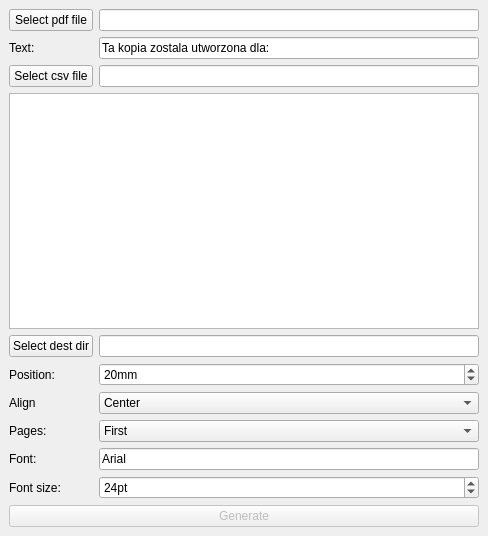
Old version of the form pdf_signature_gui/mainwindow.ui in the repository westpro4321/pdf_signature.
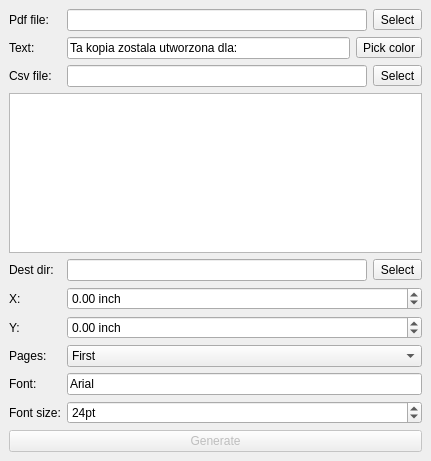
New version of the form.

Commit message: Add color and both coordinates

What changed in the file:
```diff
--- a/pdf_signature_gui/mainwindow.ui
+++ b/pdf_signature_gui/mainwindow.ui
@@ -6,8 +6,8 @@
    <rect>
     <x>0</x>
     <y>0</y>
-    <width>488</width>
-    <height>536</height>
+    <width>431</width>
+    <height>461</height>
    </rect>
   </property>
   <property name="windowTitle">
@@ -15,143 +15,23 @@
   </property>
   <widget class="QWidget" name="centralwidget">
    <layout class="QGridLayout" name="gridLayout">
-    <item row="0" column="0">
-     <widget class="QPushButton" name="pdfPb">
-      <property name="text">
-       <string>Select pdf file</string>
-      </property>
-     </widget>
-    </item>
-    <item row="9" column="0" colspan="2">
-     <widget class="QTableView" name="csvView"/>
-    </item>
-    <item row="10" column="1">
-     <widget class="QLineEdit" name="destLe">
-      <property name="readOnly">
-       <bool>true</bool>
-      </property>
-     </widget>
-    </item>
-    <item row="10" column="0">
-     <widget class="QPushButton" name="destPb">
-      <property name="text">
-       <string>Select dest dir</string>
-      </property>
-     </widget>
-    </item>
-    <item row="3" column="1">
-     <widget class="QLineEdit" name="userTextLe">
-      <property name="text">
-       <string>Ta kopia zostala utworzona dla:</string>
-      </property>
-     </widget>
-    </item>
-    <item row="17" column="1">
-     <widget class="QComboBox" name="pagesCb">
-      <item>
-       <property name="text">
-        <string>First</string>
-       </property>
-      </item>
-      <item>
-       <property name="text">
-        <string>All</string>
-       </property>
-      </item>
-     </widget>
-    </item>
-    <item row="0" column="1">
-     <widget class="QLineEdit" name="pdfLe">
-      <property name="readOnly">
-       <bool>true</bool>
-      </property>
-     </widget>
-    </item>
-    <item row="18" column="0">
-     <widget class="QLabel" name="label_5">
-      <property name="text">
-       <string>Font:</string>
-      </property>
-     </widget>
-    </item>
-    <item row="5" column="1">
-     <widget class="QLineEdit" name="csvLe">
-      <property name="readOnly">
-       <bool>true</bool>
-      </property>
-     </widget>
-    </item>
-    <item row="17" column="0">
-     <widget class="QLabel" name="label_4">
-      <property name="text">
-       <string>Pages:</string>
-      </property>
-     </widget>
-    </item>
-    <item row="16" column="1">
-     <widget class="QComboBox" name="alignCb">
-      <item>
-       <property name="text">
-        <string>Center</string>
-       </property>
-      </item>
-      <item>
-       <property name="text">
-        <string>Left</string>
-       </property>
-      </item>
-      <item>
-       <property name="text">
-        <string>Right</string>
-       </property>
-      </item>
-     </widget>
-    </item>
-    <item row="16" column="0">
-     <widget class="QLabel" name="label_3">
-      <property name="text">
-       <string>Align</string>
-      </property>
-     </widget>
-    </item>
-    <item row="3" column="0">
-     <widget class="QLabel" name="label">
-      <property name="text">
-       <string>Text:</string>
-      </property>
-     </widget>
-    </item>
-    <item row="14" column="0">
-     <widget class="QLabel" name="label_2">
-      <property name="text">
-       <string>Position:</string>
-      </property>
-     </widget>
-    </item>
-    <item row="14" column="1">
-     <widget class="QSpinBox" name="posSb">
+    <item row="9" column="2">
+     <widget class="QSpinBox" name="fontSizeSb">
       <property name="suffix">
-       <string>mm</string>
+       <string>pt</string>
       </property>
       <property name="minimum">
-       <number>-1000</number>
+       <number>8</number>
       </property>
       <property name="maximum">
-       <number>1000</number>
+       <number>60</number>
       </property>
       <property name="value">
-       <number>20</number>
+       <number>24</number>
       </property>
      </widget>
     </item>
-    <item row="5" column="0">
-     <widget class="QPushButton" name="csvPb">
-      <property name="text">
-       <string>Select csv file</string>
-      </property>
-     </widget>
-    </item>
-    <item row="22" column="0" colspan="2">
+    <item row="10" column="0" colspan="3">
      <widget class="QPushButton" name="generatePb">
       <property name="enabled">
        <bool>false</bool>
@@ -161,36 +41,197 @@
       </property>
      </widget>
     </item>
-    <item row="19" column="0">
+    <item row="9" column="0" colspan="2">
      <widget class="QLabel" name="label_6">
       <property name="text">
        <string>Font size:</string>
       </property>
      </widget>
     </item>
-    <item row="19" column="1">
-     <widget class="QSpinBox" name="fontSizeSb">
+    <item row="7" column="0" colspan="2">
+     <widget class="QLabel" name="label_4">
+      <property name="text">
+       <string>Pages:</string>
+      </property>
+     </widget>
+    </item>
+    <item row="5" column="2">
+     <widget class="QDoubleSpinBox" name="x">
       <property name="suffix">
-       <string>pt</string>
+       <string> inch</string>
       </property>
       <property name="minimum">
-       <number>8</number>
+       <double>-999.990000000000009</double>
       </property>
       <property name="maximum">
-       <number>60</number>
+       <double>999.990000000000009</double>
       </property>
-      <property name="value">
-       <number>24</number>
+      <property name="singleStep">
+       <double>0.100000000000000</double>
       </property>
      </widget>
     </item>
-    <item row="18" column="1">
+    <item row="7" column="2">
+     <widget class="QComboBox" name="pagesCb">
+      <item>
+       <property name="text">
+        <string>First</string>
+       </property>
+      </item>
+      <item>
+       <property name="text">
+        <string>All</string>
+       </property>
+      </item>
+     </widget>
+    </item>
+    <item row="5" column="0">
+     <widget class="QLabel" name="label_10">
+      <property name="text">
+       <string>X:</string>
+      </property>
+     </widget>
+    </item>
+    <item row="4" column="0" colspan="2">
+     <widget class="QLabel" name="label_7">
+      <property name="text">
+       <string>Dest dir:</string>
+      </property>
+     </widget>
+    </item>
+    <item row="0" column="0" colspan="2">
+     <widget class="QLabel" name="label_8">
+      <property name="text">
+       <string>Pdf file:</string>
+      </property>
+     </widget>
+    </item>
+    <item row="2" column="2">
+     <layout class="QHBoxLayout" name="horizontalLayout_3">
+      <item>
+       <widget class="QLineEdit" name="csvLe">
+        <property name="readOnly">
+         <bool>true</bool>
+        </property>
+       </widget>
+      </item>
+      <item>
+       <widget class="QToolButton" name="csvTb">
+        <property name="text">
+         <string>Select</string>
+        </property>
+       </widget>
+      </item>
+     </layout>
+    </item>
+    <item row="8" column="2">
      <widget class="QLineEdit" name="fontLe">
       <property name="text">
        <string>Arial</string>
       </property>
      </widget>
     </item>
+    <item row="1" column="0" colspan="2">
+     <widget class="QLabel" name="label">
+      <property name="text">
+       <string>Text:</string>
+      </property>
+     </widget>
+    </item>
+    <item row="2" column="0" colspan="2">
+     <widget class="QLabel" name="label_9">
+      <property name="text">
+       <string>Csv file:</string>
+      </property>
+     </widget>
+    </item>
+    <item row="6" column="0" colspan="2">
+     <widget class="QLabel" name="label_2">
+      <property name="text">
+       <string>Y:</string>
+      </property>
+     </widget>
+    </item>
+    <item row="6" column="2">
+     <widget class="QDoubleSpinBox" name="y">
+      <property name="suffix">
+       <string> inch</string>
+      </property>
+      <property name="minimum">
+       <double>-999.990000000000009</double>
+      </property>
+      <property name="maximum">
+       <double>999.990000000000009</double>
+      </property>
+      <property name="singleStep">
+       <double>0.100000000000000</double>
+      </property>
+     </widget>
+    </item>
+    <item row="4" column="2">
+     <layout class="QHBoxLayout" name="horizontalLayout_2">
+      <item>
+       <widget class="QLineEdit" name="destLe">
+        <property name="readOnly">
+         <bool>true</bool>
+        </property>
+       </widget>
+      </item>
+      <item>
+       <widget class="QToolButton" name="destTb">
+        <property name="text">
+         <string>Select</string>
+        </property>
+       </widget>
+      </item>
+     </layout>
+    </item>
+    <item row="3" column="0" colspan="3">
+     <widget class="QTableView" name="csvView"/>
+    </item>
+    <item row="1" column="2">
+     <layout class="QHBoxLayout" name="horizontalLayout">
+      <item>
+       <widget class="QLineEdit" name="userTextLe">
+        <property name="text">
+         <string>Ta kopia zostala utworzona dla:</string>
+        </property>
+       </widget>
+      </item>
+      <item>
+       <widget class="QToolButton" name="pickColorTB">
+        <property name="text">
+         <string>Pick color</string>
+        </property>
+       </widget>
+      </item>
+     </layout>
+    </item>
+    <item row="0" column="2">
+     <layout class="QHBoxLayout" name="horizontalLayout_4">
+      <item>
+       <widget class="QLineEdit" name="pdfLe">
+        <property name="readOnly">
+         <bool>true</bool>
+        </property>
+       </widget>
+      </item>
+      <item>
+       <widget class="QToolButton" name="pdfTb">
+        <property name="text">
+         <string>Select</string>
+        </property>
+       </widget>
+      </item>
+     </layout>
+    </item>
+    <item row="8" column="0">
+     <widget class="QLabel" name="label_5">
+      <property name="text">
+       <string>Font:</string>
+      </property>
+     </widget>
+    </item>
    </layout>
   </widget>
  </widget>
```
The commit also changes 3 other files.
